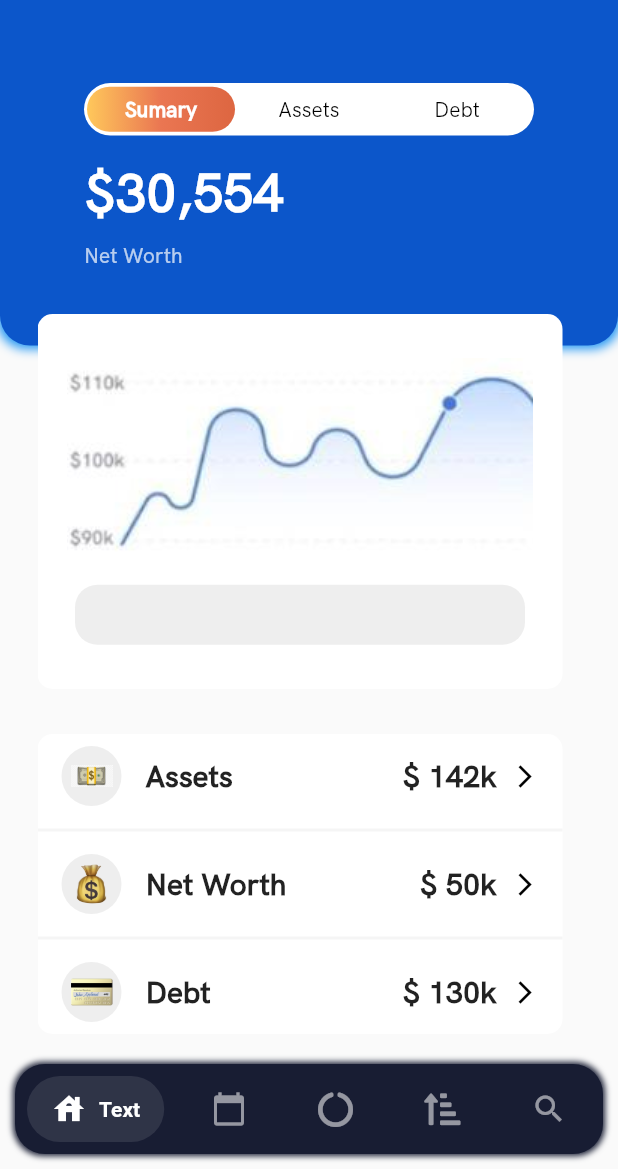
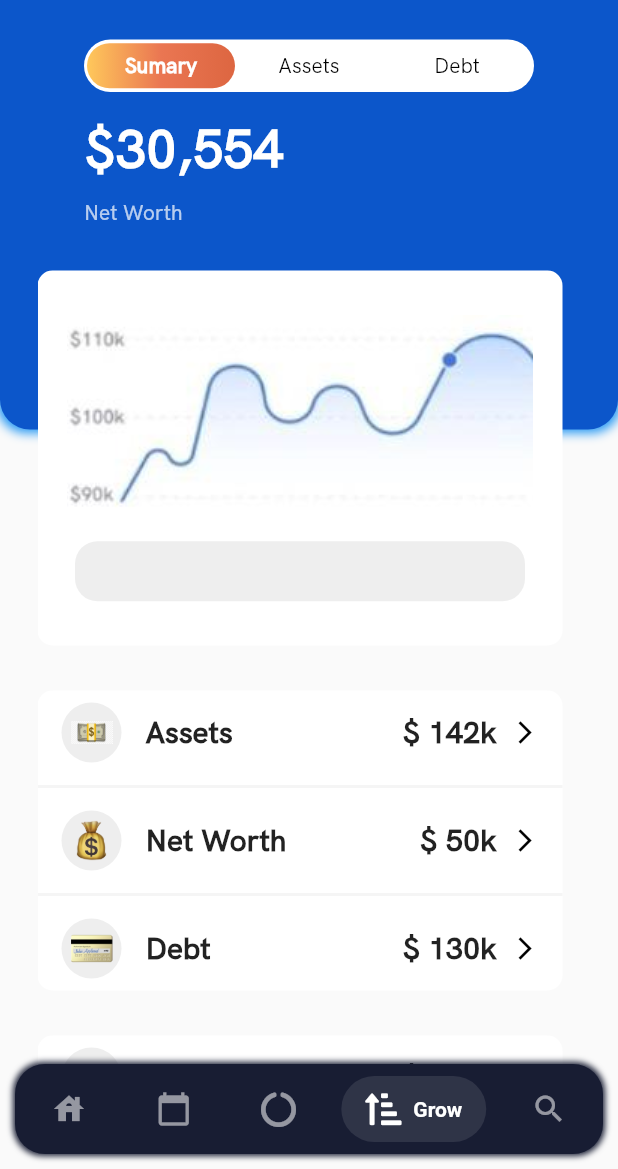
Before and after one commit to pedrooruass/PJ_Challenge_1, a Flutter app: the screen it shows after launch, on a phone screen of 412 x 824 dp, the part 67-1236 px from its top. Run offline on Flutter 3.47's test engine with Material 2 defaults, Android fonts, the phone set to English and light mode, and no system bars; drawn by our look-alikes of salomon_bottom_bar; our stand-ins replace font_awesome_flutter.

Commit message:
Big Changes

```diff
--- /dev/null
+++ b/TODOS/todos.txt
@@ -0,0 +1,3 @@
+Arrumar o scroll && Sincronizar com o bottom navigation bar,
+Arrumar padding entre numeros e quadrado,
+Ver se tem como fazer uma appbar q nem o responsive soq colocand borderRadius and Shadow
--- /dev/null
+++ b/lib/app/core/pages/calendar_screen/calendar_screen.dart
@@ -0,0 +1,13 @@
+import 'package:challenge_app/app/core/theme/app_colors.dart';
+import 'package:flutter/material.dart';
+
+class CalendarScreen extends StatelessWidget {
+  const CalendarScreen({Key? key}) : super(key: key);
+
+  @override
+  Widget build(BuildContext context) {
+    return Container(
+      color: AppColors.secondColor,
+    );
+  }
+}
--- a/lib/app/core/pages/main_screen/components/second_box_component.dart
+++ b/lib/app/core/pages/main_screen/components/second_box_component.dart
@@ -23,7 +23,6 @@ class SecondBoxComponent extends StatelessWidget {
             color: Colors.grey.shade100,
           ),
           buildListTile(image: "asset/credit_card.png", text: "Debt", value: "130k"),
-          // TODO create list lile method, and put them.
         ],
       ),
     );
--- a/lib/app/core/pages/main_screen/main_screen.dart
+++ b/lib/app/core/pages/main_screen/main_screen.dart
@@ -1,8 +1,5 @@
-import 'package:challenge_app/app/core/theme/app_colors.dart';
 import 'package:challenge_app/app/core/theme/box_app.dart';
 import 'package:flutter/material.dart';
-import 'package:font_awesome_flutter/font_awesome_flutter.dart';
-import 'package:salomon_bottom_bar/salomon_bottom_bar.dart';
 
 import 'components/first_box_component.dart';
 import 'components/first_navigator_component.dart';
@@ -10,66 +7,19 @@ import 'components/net_worth_componet.dart';
 import 'components/second_box_component.dart';
 
 class MainScreen extends StatefulWidget {
+  const MainScreen({Key? key}) : super(key: key);
+
   @override
-  _MainScreenState createState() => _MainScreenState();
+  State<MainScreen> createState() => _MainScreenState();
 }
 
 class _MainScreenState extends State<MainScreen> {
   int index = 0;
-
   @override
   Widget build(BuildContext context) {
-    return Scaffold(
-        extendBodyBehindAppBar: true,
-        appBar: AppBar(
-          elevation: 0,
-          leading: BoxApp(
-            child: Icon(
-              Icons.settings_outlined,
-              size: 30,
-            ),
-          ),
-          title: Text(
-            "Grow",
-            style: TextStyle(
-                color: Colors.white, fontSize: 25, fontWeight: FontWeight.bold),
-          ),
-          actions: [
-            BoxApp(
-              child: Icon(
-                Icons.add,
-                size: 30,
-              ),
-            ),
-          ],
-          centerTitle: true,
-          backgroundColor: Colors.transparent,
-        ),
-        body: Stack(
-          children: [
-            // Background
-            Container(
-              padding: EdgeInsets.all(20),
-              decoration: BoxDecoration(
-                //COLOCAR O 0xFF ANTES
-                color: AppColors.primaryColor,
-                borderRadius: BorderRadius.only(
-                  bottomLeft: Radius.circular(20),
-                  bottomRight: Radius.circular(20),
-                ),
-                boxShadow: [
-                  BoxShadow(
-                      color: Colors.blue.shade500,
-                      spreadRadius: 2,
-                      blurRadius: 5),
-                ],
-              ),
-              width: double.infinity,
-              height: 275,
-            ),
-            BoxApp(
+    return BoxApp(
             child: ListView(
-                padding: EdgeInsets.only(top: 100, bottom: 10),
+              padding: EdgeInsets.only(top: 15, bottom: 10),
               children: [
                 FirstNavigatorComponent(
                   onTap: (touchValue) {
@@ -88,6 +38,7 @@ class _MainScreenState extends State<MainScreen> {
                     NetWorthComponent(),
                     FirstBoxComponent(),
                     SecondBoxComponent(),
+                    // Take all this out after
                     SecondBoxComponent(),
                     SecondBoxComponent(),
                     SecondBoxComponent(),
@@ -96,63 +47,7 @@ class _MainScreenState extends State<MainScreen> {
                 ),
               ],
             ),
-            ),
-          ],
-        ),
-        //  Tentar usar o drawer
-        // drawer: Drawer(
-        //   child: Column(
-        //     children: [
-        //       DrawerHeader(
-        //         child: Text("Drawer Test"),
-        //       ),
-        //     ],
-        //   ),
-        // ),
-        bottomNavigationBar: SafeArea(
-          child: Container(
-            margin: EdgeInsets.only(left: 10, right: 10, bottom: 10),
-            decoration: BoxDecoration(
-                color: AppColors.bottomColor,
-                borderRadius: BorderRadius.circular(20),
-                boxShadow: [
-                  BoxShadow(
-                    color: AppColors.bottomColor,
-                    spreadRadius: 1,
-                    blurRadius: 3,
-                  ),
-                ]),
-            child: SalomonBottomBar(
-              items: [
-                SalomonBottomBarItem(
-                    icon: Icon(Icons.house),
-                    title: Text("Text"),
-                    selectedColor: Colors.white,
-                    unselectedColor: Colors.white54),
-                SalomonBottomBarItem(
-                    icon: Icon(Icons.calendar_today),
-                    title: Text("Text"),
-                    selectedColor: Colors.white,
-                    unselectedColor: Colors.white54),
-                SalomonBottomBarItem(
-                    // icon: Icon(FontAwesomeIcons.chartPie),
-                    icon: Icon(FontAwesomeIcons.circleNotch),
-                    title: Text("Text"),
-                    selectedColor: Colors.white,
-                    unselectedColor: Colors.white54),
-                SalomonBottomBarItem(
-                    icon: Icon(FontAwesomeIcons.sortAmountUpAlt),
-                    title: Text("Grow"),
-                    selectedColor: Colors.white,
-                    unselectedColor: Colors.white54),
-                SalomonBottomBarItem(
-                    icon: Icon(Icons.search),
-                    title: Text("Text"),
-                    selectedColor: Colors.white,
-                    unselectedColor: Colors.white54),
-              ],
-            ),
-          ),
-        ));
+          );
+
   }
 }
--- a/lib/app/core/pages/my_app/my_app_page.dart
+++ b/lib/app/core/pages/my_app/my_app_page.dart
@@ -1,4 +1,4 @@
-import 'package:challenge_app/app/core/pages/main_screen/main_screen.dart';
+import 'package:challenge_app/app/core/pages/pages.dart';
 import 'package:flutter/material.dart';
 
 class MyApp extends StatelessWidget {
@@ -11,7 +11,7 @@ class MyApp extends StatelessWidget {
         fontFamily: "Hk Grotesk",
       ),
       debugShowCheckedModeBanner: false,
-      home: MainScreen(),
+      home: Pages(),
     );
   }
 }
--- /dev/null
+++ b/lib/app/core/pages/pages.dart
@@ -0,0 +1,80 @@
+import 'package:challenge_app/app/core/pages/widgets/bottom_navigation_bar_widget.dart';
+import 'package:challenge_app/app/core/pages/main_screen/main_screen.dart';
+import 'package:challenge_app/app/core/theme/app_colors.dart';
+import 'package:challenge_app/app/core/theme/box_app.dart';
+import 'package:flutter/material.dart';
+
+import 'calendar_screen/calendar_screen.dart';
+
+class Pages extends StatefulWidget {
+  @override
+  _PagesState createState() => _PagesState();
+}
+
+class _PagesState extends State<Pages> {
+  int index = 0;
+
+  @override
+  Widget build(BuildContext context) {
+    return Scaffold(
+      extendBodyBehindAppBar: false,
+      appBar: AppBar(
+        elevation: 0,
+        leading: BoxApp(
+          child: Icon(
+            Icons.settings_outlined,
+            size: 30,
+          ),
+        ),
+        title: Text(
+          "Grow",
+          style: TextStyle(
+              color: Colors.white, fontSize: 25, fontWeight: FontWeight.bold),
+        ),
+        actions: [
+          BoxApp(
+            child: Icon(
+              Icons.add,
+              size: 30,
+            ),
+          ),
+        ],
+        centerTitle: true,
+        // backgroundColor: Colors.transparent,
+        backgroundColor: AppColors.primaryColor,
+      ),
+      body: Stack(
+        children: [
+          // Background
+          Container(
+            padding: EdgeInsets.all(20),
+            decoration: BoxDecoration(
+              //COLOCAR O 0xFF ANTES
+              color: AppColors.primaryColor,
+              borderRadius: BorderRadius.only(
+                bottomLeft: Radius.circular(20),
+                bottomRight: Radius.circular(20),
+              ),
+              boxShadow: [
+                BoxShadow(
+                    color: Colors.blue.shade500,
+                    spreadRadius: 2,
+                    blurRadius: 5),
+              ],
+            ),
+            width: double.infinity,
+            height: 275,
+          ),
+          //Pages
+          PageView(
+            children: [
+              MainScreen(),
+              CalendarScreen(),
+            ],
+          ),
+        ],
+      ),
+      bottomNavigationBar: BottomNavigationBarWidget(),
+    );
+  }
+}
--- /dev/null
+++ b/lib/app/core/pages/widgets/bottom_navigation_bar_widget.dart
@@ -0,0 +1,65 @@
+import 'package:challenge_app/app/core/pages/calendar_screen/calendar_screen.dart';
+import 'package:challenge_app/app/core/theme/app_colors.dart';
+import 'package:flutter/material.dart';
+import 'package:font_awesome_flutter/font_awesome_flutter.dart';
+import 'package:salomon_bottom_bar/salomon_bottom_bar.dart';
+
+class BottomNavigationBarWidget extends StatelessWidget {
+  const BottomNavigationBarWidget({ Key? key }) : super(key: key);
+
+  @override
+  Widget build(BuildContext context) {
+    return SafeArea(
+    child: Container(
+      margin: EdgeInsets.only(left: 10, right: 10, bottom: 10),
+      decoration: BoxDecoration(
+          color: AppColors.bottomColor,
+          borderRadius: BorderRadius.circular(20),
+          boxShadow: [
+            BoxShadow(
+              color: AppColors.bottomColor,
+              spreadRadius: 1,
+              blurRadius: 3,
+            ),
+          ]),
+      child: SalomonBottomBar(
+        currentIndex: 3,
+        onTap: (index) {
+          Navigator.of(context).push(MaterialPageRoute(builder: (context) {
+            return CalendarScreen();
+          }));
+        },
+        items: [
+          SalomonBottomBarItem(
+            icon: Icon(Icons.house),
+            title: Text("Text"),
+            selectedColor: Colors.white,
+            unselectedColor: Colors.white54,
+          ),
+          SalomonBottomBarItem(
+              icon: Icon(Icons.calendar_today),
+              title: Text("Text"),
+              selectedColor: Colors.white,
+              unselectedColor: Colors.white54),
+          SalomonBottomBarItem(
+              // icon: Icon(FontAwesomeIcons.chartPie),
+              icon: Icon(FontAwesomeIcons.circleNotch),
+              title: Text("Text"),
+              selectedColor: Colors.white,
+              unselectedColor: Colors.white54),
+          SalomonBottomBarItem(
+              icon: Icon(FontAwesomeIcons.sortAmountUpAlt),
+              title: Text("Grow"),
+              selectedColor: Colors.white,
+              unselectedColor: Colors.white54),
+          SalomonBottomBarItem(
+              icon: Icon(Icons.search),
+              title: Text("Text"),
+              selectedColor: Colors.white,
+              unselectedColor: Colors.white54),
+        ],
+      ),
+    ),
+  );
+  }
+}
```
Lines whose indentation alone changed are shown as unchanged.
